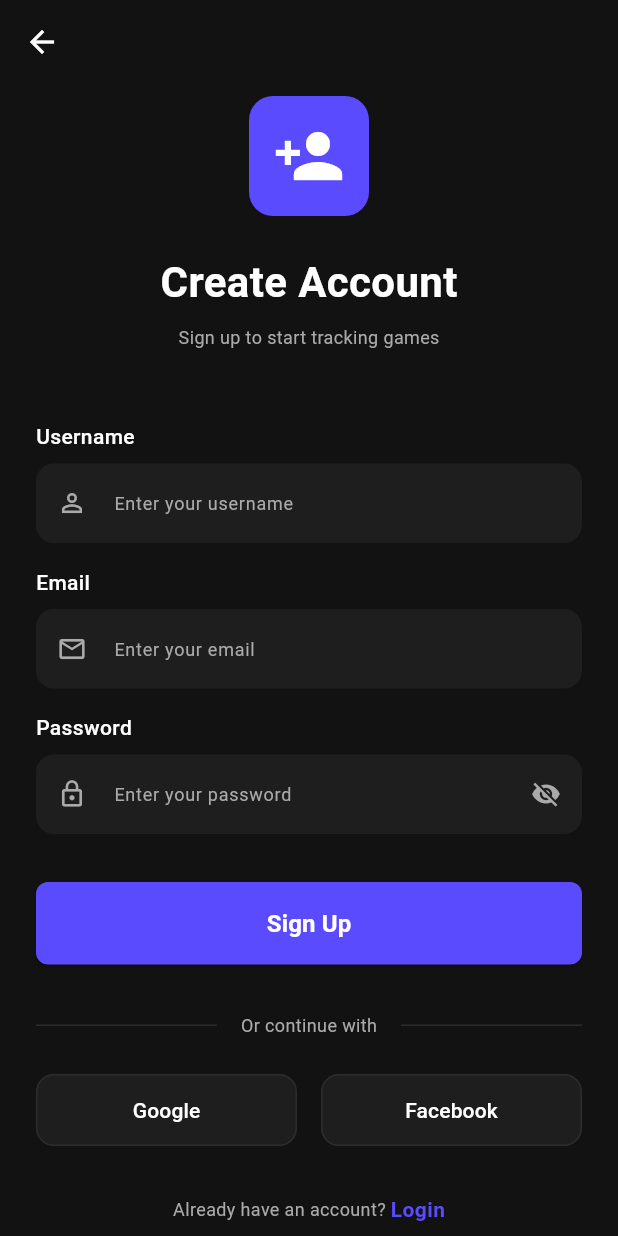
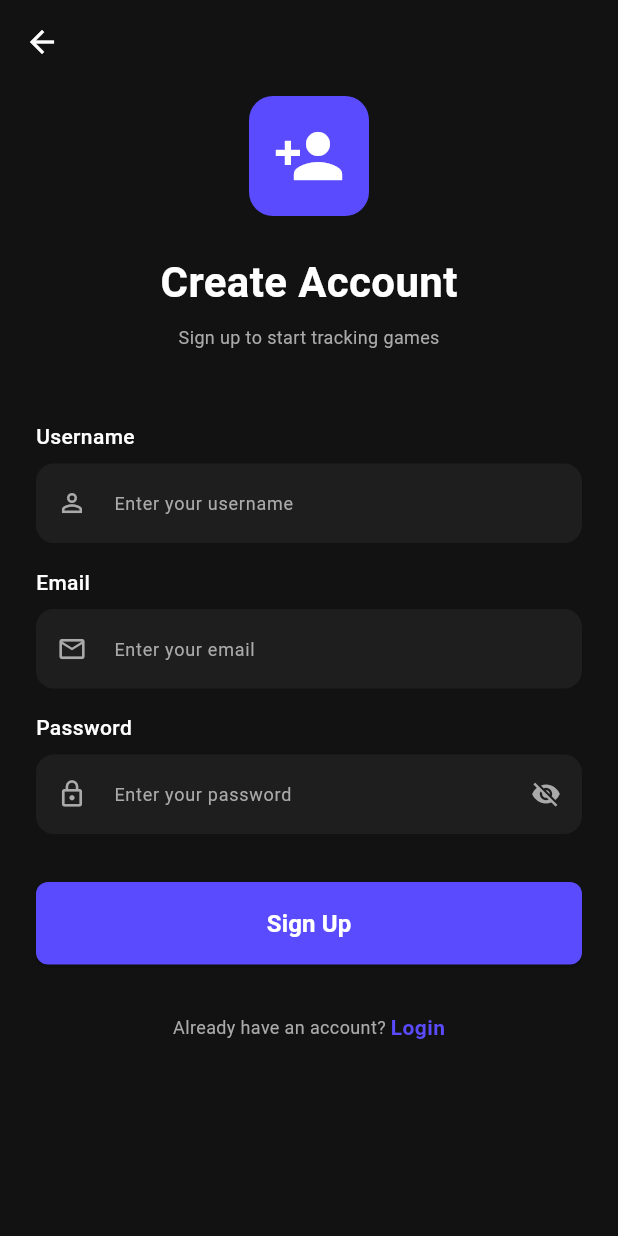
Before and after one commit to zarxoo/social-game-tracker, a Flutter app: the screen it shows after launch, item 3 of the bottom bar chosen, after a tap on "Logout", after a tap on "Sign Up", on a phone screen of 412 x 824 dp. Run offline on Flutter 3.47's test engine with Material 3 defaults, Android fonts, the phone set to English and light mode, and no system bars; our stand-ins replace cached_network_image, dio, flutter_riverpod; network calls fail.

Commit message:
clean: remove social login buttons from login and register screens

```diff
--- a/lib/screens/auth/login_screen.dart
+++ b/lib/screens/auth/login_screen.dart
@@ -112,50 +112,6 @@ class _LoginScreenState extends State<LoginScreen> {
 
                 const SizedBox(height: 32),
 
-                // Social Login
-                Row(
-                  children: [
-                    Expanded(child: Divider(color: AppTheme.dividerColor)),
-                    const Padding(
-                      padding: EdgeInsets.symmetric(horizontal: 16),
-                      child: Text('Or continue with', style: AppTheme.subtitleText),
-                    ),
-                    Expanded(child: Divider(color: AppTheme.dividerColor)),
-                  ],
-                ),
-
-                const SizedBox(height: 24),
-                Row(
-                  children: [
-                    Expanded(
-                      child: OutlinedButton(
-                        onPressed: () {},
-                        style: OutlinedButton.styleFrom(
-                          padding: const EdgeInsets.symmetric(vertical: 14),
-                          side: const BorderSide(color: AppTheme.dividerColor),
-                          shape: RoundedRectangleBorder(borderRadius: BorderRadius.circular(12)),
-                          backgroundColor: AppTheme.cardColor,
-                        ),
-                        child: const Text('Google', style: TextStyle(color: Colors.white)),
-                      ),
-                    ),
-                    const SizedBox(width: 16),
-                    Expanded(
-                      child: OutlinedButton(
-                        onPressed: () {},
-                        style: OutlinedButton.styleFrom(
-                          padding: const EdgeInsets.symmetric(vertical: 14),
-                          side: const BorderSide(color: AppTheme.dividerColor),
-                          shape: RoundedRectangleBorder(borderRadius: BorderRadius.circular(12)),
-                          backgroundColor: AppTheme.cardColor,
-                        ),
-                        child: const Text('Facebook', style: TextStyle(color: Colors.white)),
-                      ),
-                    ),
-                  ],
-                ),
-
-                const SizedBox(height: 32),
 
                 // Sign up link
                 Row(
--- a/lib/screens/auth/register_screen.dart
+++ b/lib/screens/auth/register_screen.dart
@@ -123,50 +123,6 @@ class _RegisterScreenState extends State<RegisterScreen> {
 
                 const SizedBox(height: 32),
 
-                // Social Sign Up
-                Row(
-                  children: [
-                    Expanded(child: Divider(color: AppTheme.dividerColor)),
-                    const Padding(
-                      padding: EdgeInsets.symmetric(horizontal: 16),
-                      child: Text('Or continue with', style: AppTheme.subtitleText),
-                    ),
-                    Expanded(child: Divider(color: AppTheme.dividerColor)),
-                  ],
-                ),
-
-                const SizedBox(height: 24),
-                Row(
-                  children: [
-                    Expanded(
-                      child: OutlinedButton(
-                        onPressed: () {},
-                        style: OutlinedButton.styleFrom(
-                          padding: const EdgeInsets.symmetric(vertical: 14),
-                          side: const BorderSide(color: AppTheme.dividerColor),
-                          shape: RoundedRectangleBorder(borderRadius: BorderRadius.circular(12)),
-                          backgroundColor: AppTheme.cardColor,
-                        ),
-                        child: const Text('Google', style: TextStyle(color: Colors.white)),
-                      ),
-                    ),
-                    const SizedBox(width: 16),
-                    Expanded(
-                      child: OutlinedButton(
-                        onPressed: () {},
-                        style: OutlinedButton.styleFrom(
-                          padding: const EdgeInsets.symmetric(vertical: 14),
-                          side: const BorderSide(color: AppTheme.dividerColor),
-                          shape: RoundedRectangleBorder(borderRadius: BorderRadius.circular(12)),
-                          backgroundColor: AppTheme.cardColor,
-                        ),
-                        child: const Text('Facebook', style: TextStyle(color: Colors.white)),
-                      ),
-                    ),
-                  ],
-                ),
-
-                const SizedBox(height: 32),
 
                 // Login link
                 Row(
```
